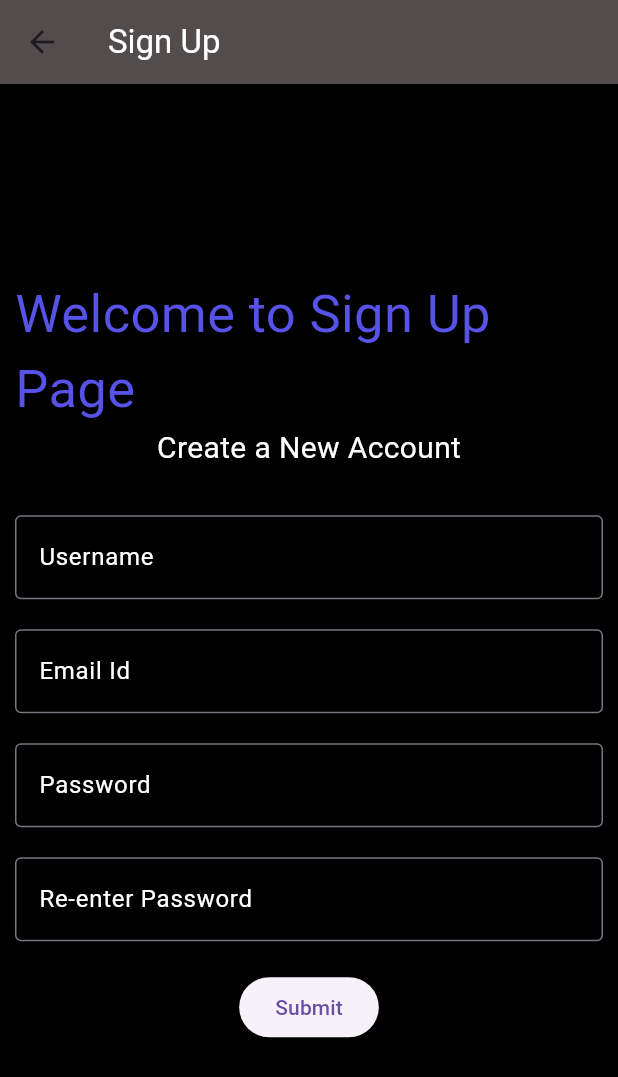
After one commit to abijithpc/Login_page-flutter, a Flutter app: the screen it shows after launch, after a tap on "Login", after a tap on "Sign up", on a phone screen of 412 x 824 dp. The commit adds this screen. Shown: the top 1077 px of the screen. Run offline on Flutter 3.47's test engine with Material 3 defaults, Android fonts, the phone set to English and light mode, and no system bars; our stand-ins replace shared_preferences; network calls fail.

Commit message:
commit changes

```diff
--- a/lib/screens/examples.dart
+++ /dev/null
@@ -1,21 +0,0 @@
-import 'package:flutter/material.dart';
-
-class example extends StatefulWidget {
-  const example({super.key});
-
-  @override
-  State<example> createState() => _exampleState();
-}
-
-class _exampleState extends State<example> {
-  @override
-  Widget build(BuildContext context) {
-    return Scaffold(
-      body: SafeArea(child: ListView.builder(itemBuilder: (context, index) {
-        return Card(
-          child: ListTile(title: Text('Item $index')),
-        );
-      })),
-    );
-  }
-}
--- a/lib/screens/home.dart
+++ b/lib/screens/home.dart
@@ -27,6 +27,7 @@ class ScreenHome extends StatelessWidget {
         itemCount: users.length,
         itemBuilder: (context, index) {
           return Card(
+            elevation: 5,
             child: ListTile(
               onTap: () {
                 Navigator.push(context,
@@ -63,7 +64,7 @@ class ScreenHome extends StatelessWidget {
     showDialog(
         context: context,
         builder: (context) => AlertDialog(
-              title: const Text("Do you want to exit"),
+              title: const Text("Do you want to Log Out"),
               actions: [
                 TextButton(
                   onPressed: () {
--- a/lib/screens/login.dart
+++ b/lib/screens/login.dart
@@ -1,10 +1,11 @@
 import 'package:flutter/material.dart';
 import 'package:flutter_loginpage/screens/home.dart';
+import 'package:flutter_loginpage/screens/signup.dart';
 import 'package:flutter_loginpage/screens/splash.dart';
 import 'package:shared_preferences/shared_preferences.dart';
 
 class ScreenLogin extends StatefulWidget {
-  ScreenLogin({super.key});
+  const ScreenLogin({super.key});
 
   @override
   State<ScreenLogin> createState() => _ScreenLoginState();
@@ -15,7 +16,7 @@ class _ScreenLoginState extends State<ScreenLogin> {
 
   final _passwordController = TextEditingController();
 
-  bool isDataMatched = true;
+  bool _isDataMatched = true;
   final formkey = GlobalKey<FormState>();
 
   @override
@@ -37,18 +38,27 @@ class _ScreenLoginState extends State<ScreenLogin> {
       body: SafeArea(
         child: Padding(
           padding: const EdgeInsets.all(15.0),
+          child: SingleChildScrollView(
             child: Form(
               key: formkey,
               child: Column(
                 crossAxisAlignment: CrossAxisAlignment.end,
                 children: [
-                SizedBox(height: 100),
+                  SizedBox(height: 200),
+                  const Column(
+                    children: [
                       Center(
-                  child: CircleAvatar(
-                    radius: 100,
-                    backgroundImage: NetworkImage(
-                        'https://images.pexels.com/photos/2227958/pexels-photo-2227958.jpeg?auto=compress&cs=tinysrgb&w=1260&h=750&dpr=1'),
+                        child: Text("Welcome Back",
+                            style: TextStyle(
+                                color: Color.fromARGB(255, 87, 82, 232),
+                                fontSize: 35)),
                       ),
+                      Center(
+                        child: Text("Log In To Your Account",
+                            style:
+                                TextStyle(color: Colors.white, fontSize: 15)),
+                      ),
+                    ],
                   ),
                   SizedBox(
                     height: 20,
@@ -87,11 +97,6 @@ class _ScreenLoginState extends State<ScreenLogin> {
                       hintStyle: TextStyle(color: Colors.white),
                     ),
                     validator: (value) {
-                    // if (isDataMatched){
-                    //   return null;
-                    // }else{
-                    //   return 'Error';
-                    // }
                       if (value == null || value.isEmpty) {
                         return 'Enter password';
                       } else {
@@ -102,7 +107,7 @@ class _ScreenLoginState extends State<ScreenLogin> {
                   Row(
                     children: [
                       Visibility(
-                        visible: !isDataMatched,
+                          visible: !_isDataMatched,
                           child: const Text(
                             'username password doesnot match',
                             style: TextStyle(color: Colors.red),
@@ -112,7 +117,7 @@ class _ScreenLoginState extends State<ScreenLogin> {
                       ),
                     ],
                   ),
-                ElevatedButton.icon(
+                  ElevatedButton(
                     onPressed: () {
                       if (formkey.currentState!.validate()) {
                         checklogin(context);
@@ -121,12 +126,29 @@ class _ScreenLoginState extends State<ScreenLogin> {
                       }
                       checklogin(context);
                     },
-                  icon: Icon(Icons.check),
-                  label: Text(
-                    'login',
+                    child: Center(child: Text("Login")),
                   ),
+                  SizedBox(
+                    height: 20,
                   ),
+                  Center(
+                      child: TextButton(
+                          onPressed: () {
+                            Navigator.push(
+                                context,
+                                MaterialPageRoute(
+                                    builder: (context) => SignupPage()));
+                          },
+                          child: Text(
+                            "Sign up",
+                            style: TextStyle(
+                              fontSize: 25,
+                                decoration: TextDecoration.underline,
+                                decorationColor:
+                                    const Color.fromARGB(255, 250, 248, 248)),
+                          ))),
                 ],
+              ),
             ),
           ),
         ),
@@ -149,29 +171,8 @@ class _ScreenLoginState extends State<ScreenLogin> {
     } else {
       print('Usearname password doesnt match');
 
-      // final _errorMessage = 'username password does not match';
-      // snackbar
-      // ScaffoldMessenger.of(ctx).showSnackBar(SnackBar(
-      //   behavior: SnackBarBehavior.floating,
-      //   backgroundColor: Colors.red,
-      //   margin: EdgeInsets.all(10),
-      //   content: Text(_errorMessage)));
-
-      //   // Alert Dialog
-
-      // showDialog(context: ctx, builder: (ctx1){
-      // return AlertDialog(title:  Text('error'),content:  Text(_errorMessage),
-      // actions: [
-      //   TextButton(onPressed: (){
-      //     Navigator.of(ctx1).pop();
-      //   }, child: Text('close'),)
-      // ],);
-      // });
-
-      // Show Text
-
       setState(() {
-        isDataMatched = false;
+        _isDataMatched = false;
       });
     }
   }
--- /dev/null
+++ b/lib/screens/signup.dart
@@ -0,0 +1,75 @@
+import 'package:flutter/material.dart';
+
+class SignupPage extends StatefulWidget {
+  const SignupPage({super.key});
+
+  @override
+  State<SignupPage> createState() => _SignupPageState();
+}
+
+class _SignupPageState extends State<SignupPage> {
+  @override
+  Widget build(BuildContext context) {
+    return Scaffold(
+      backgroundColor: Colors.black,
+      appBar: AppBar(
+        title: Text("Sign Up",style: TextStyle(color: Colors.white),),
+        backgroundColor: Color.fromARGB(255, 83, 76, 76),
+      ),
+      body: Center(
+        child: Padding(
+          padding: const EdgeInsets.all(10.0),
+          child: Column(
+            mainAxisAlignment: MainAxisAlignment.center,
+            children: [
+              Text("Welcome to Sign Up Page",style: TextStyle(color:Color.fromARGB(255, 87, 82, 232),fontSize: 35 ),textAlign: TextAlign.start,),
+              Text("Create a New Account",style: TextStyle(color: Colors.white,fontSize:20 ),),
+              SizedBox(height: 30,),
+              TextFormField(
+                  style: TextStyle(color: Colors.white),
+                  decoration: InputDecoration(
+                    border: OutlineInputBorder(),
+                    hintText: "Username",
+                    hintStyle: TextStyle(color: Colors.white),
+                  )),
+              SizedBox(
+                height: 20,
+              ),
+              TextFormField(
+                  style: TextStyle(color: Colors.white),
+                  decoration: InputDecoration(
+                    border: OutlineInputBorder(),
+                    hintText: "Email Id",
+                    hintStyle: TextStyle(color: Colors.white),
+                  )),
+              SizedBox(
+                height: 20,
+              ),
+              TextFormField(
+                  style: TextStyle(color: Colors.white),
+                  decoration: InputDecoration(
+                    border: OutlineInputBorder(),
+                    hintText: "Password",
+                    hintStyle: TextStyle(color: Colors.white),
+                  )),
+              SizedBox(
+                height: 20,
+              ),
+              TextFormField(
+                  style: TextStyle(color: Colors.white),
+                  decoration: InputDecoration(
+                    border: OutlineInputBorder(),
+                    hintText: "Re-enter Password",
+                    hintStyle: TextStyle(color: Colors.white),
+                  )),
+                  SizedBox(
+                    height: 20,
+                  ),
+              ElevatedButton(onPressed: () {}, child: Text("Submit"))
+            ],
+          ),
+        ),
+      ),
+    );
+  }
+}
--- a/lib/screens/splash.dart
+++ b/lib/screens/splash.dart
@@ -31,9 +31,21 @@ class _ScreenSplashState extends State<ScreenSplash> {
 
   Widget build(BuildContext context) {
     return  Scaffold(backgroundColor: Colors.black,
-      body: Center(
-        child: Image.asset('C:/Users/abhij/Documents/login_page_flutter-master/assets/AppXplorium.jpg',height: 500,)
-        ,),
+      body: Column(
+        children: [
+          Center(
+            child: Image.asset('C:/Users/abhij/Documents/login_page_flutter-master/assets/AppXplorium.jpg',height: 500,)
+            ,),
+            SizedBox(
+              width: 180,
+              child: LinearProgressIndicator(
+                color: Colors.white,
+                backgroundColor: Colors.black,
+              ),
+            )
+        ],
+      ),
+
     );
   }
 
--- a/lib/screens/userdetails.dart
+++ b/lib/screens/userdetails.dart
@@ -1,4 +1,6 @@
 import 'package:flutter/material.dart';
+import 'package:flutter_loginpage/screens/login.dart';
+import 'package:shared_preferences/shared_preferences.dart';
 
 // ignore: must_be_immutable
 class DetailsPage extends StatelessWidget {
@@ -7,23 +9,42 @@ class DetailsPage extends StatelessWidget {
   String? avatars;
   String? numbers;
 
-  DetailsPage({this.names, this.times,this.avatars,this.numbers});
+  DetailsPage({this.names, this.times, this.avatars, this.numbers});
 
   @override
   Widget build(BuildContext context) {
     return Scaffold(
       appBar: AppBar(
+        actions: [
+          IconButton(
+              onPressed: () {
+                signout(context);
+              },
+              icon: Icon(Icons.logout))
+        ],
         backgroundColor: Colors.green,
         foregroundColor: Colors.white,
         title: Text(names!),
       ),
       body: Center(
-          child: Column(
-        mainAxisAlignment: MainAxisAlignment.center,
-        children: [Text(times!), Text(names!),
-        avatars !=null ? Image.network(avatars!,width: 300,height: 400,):Container(),
-        ]
-      )),
+          child: Column(mainAxisAlignment: MainAxisAlignment.center, children: [
+        Text(times!),
+        Text(names!),
+        avatars != null
+            ? Image.network(
+                avatars!,
+                width: 300,
+                height: 400,
+              )
+            : Container(),
+      ])),
     );
   }
+
+  signout(BuildContext context) async {
+    final sharedprefs = await SharedPreferences.getInstance();
+    await sharedprefs.clear();
+    Navigator.of(context).pushAndRemoveUntil(
+        MaterialPageRoute(builder: (ctx1) => ScreenLogin()), (route) => false);
+  }
 }
```
Also changed, not shown: 5 other files. Lines whose indentation alone changed are shown as unchanged.
